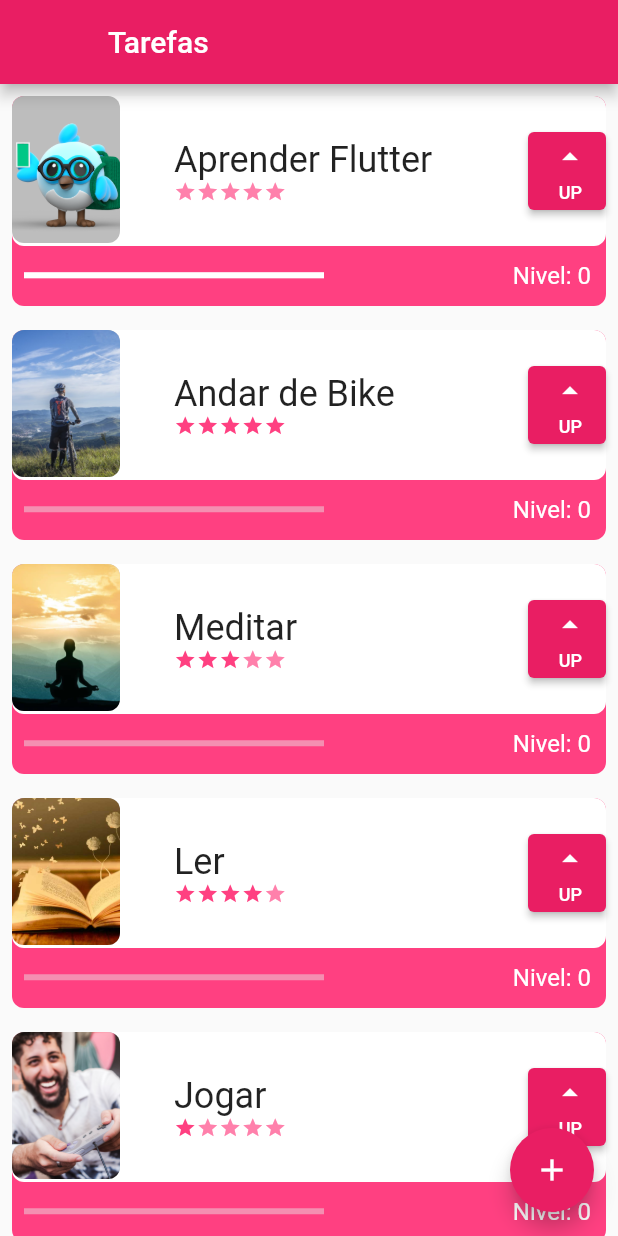
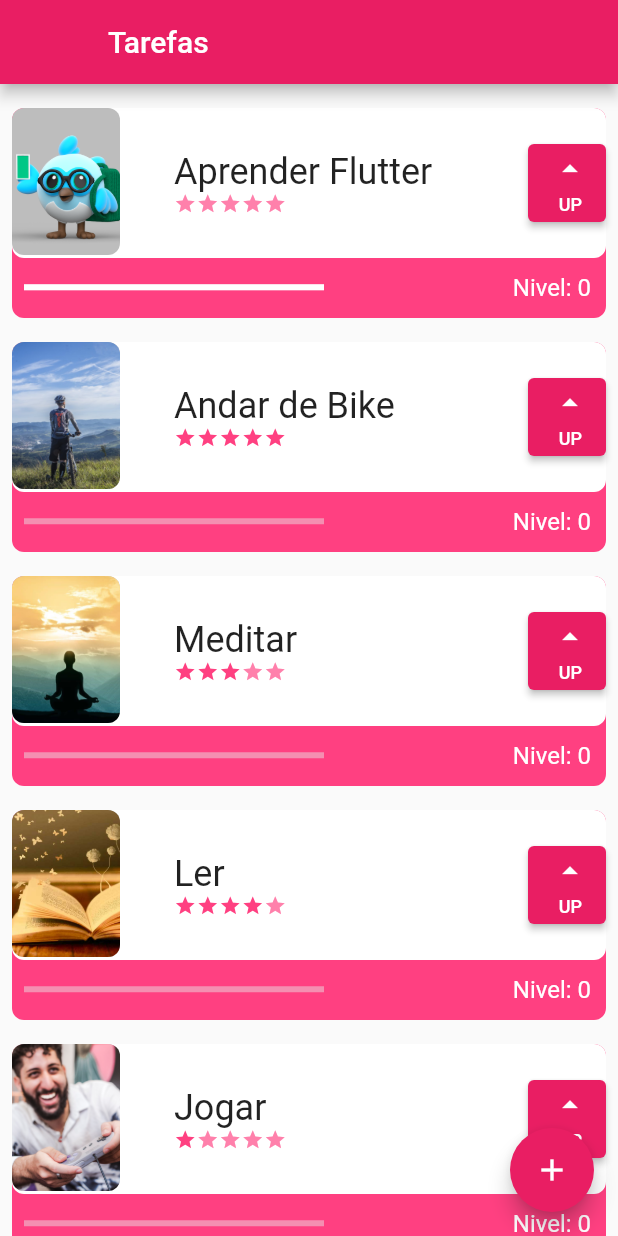
Before and after one commit to luanarruda/Flutter-DataPersistence, a Flutter app: the screen it shows after launch, on a phone screen of 412 x 824 dp. Run offline on Flutter 3.47's test engine with Material 2 defaults, Android fonts, the phone set to English and light mode, and no system bars.

Commit message:
Add padding

```diff
--- a/lib/screens/initial_screen.dart
+++ b/lib/screens/initial_screen.dart
@@ -16,7 +16,9 @@ class _InitialScreenState extends State<InitialScreen> {
     return Scaffold(
       appBar: AppBar(leading: Container(), title: const Text('Tarefas')),
       body: ListView(
-        children: TaskInherited.of(context).taskList, // of context= dentro do contexto
+        children: TaskInherited.of(context).taskList,
+        // of context= dentro do contexto
+        padding: EdgeInsets.only(top: 8, bottom: 70),
       ),
       floatingActionButton: FloatingActionButton(
         onPressed: () {
```
